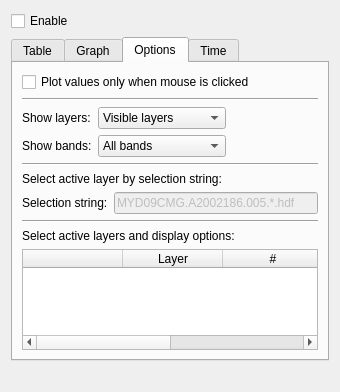
Before: the Qt Designer form ui_valuewidgetbase.ui in kant/valuetool, drawn with Qt 5.
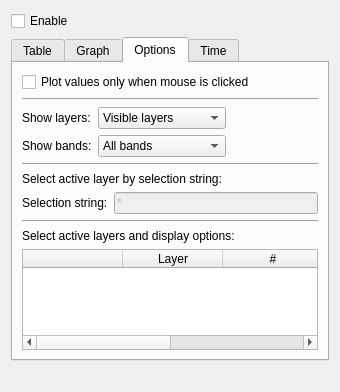
After: the same form once the commit is applied.

```diff
--- a/ui_valuewidgetbase.ui
+++ b/ui_valuewidgetbase.ui
@@ -302,7 +302,7 @@
             <bool>false</bool>
            </property>
            <property name="text">
-            <string>MYD09CMG.A2002186.005.*.hdf </string>
+            <string>*</string>
            </property>
           </widget>
          </item>
```
Left out of the diff: 22 changed lines with no effect on the pictures.
